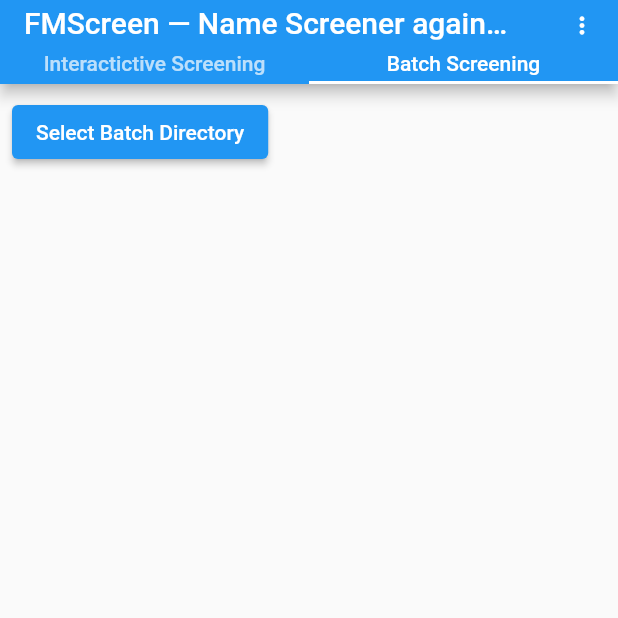
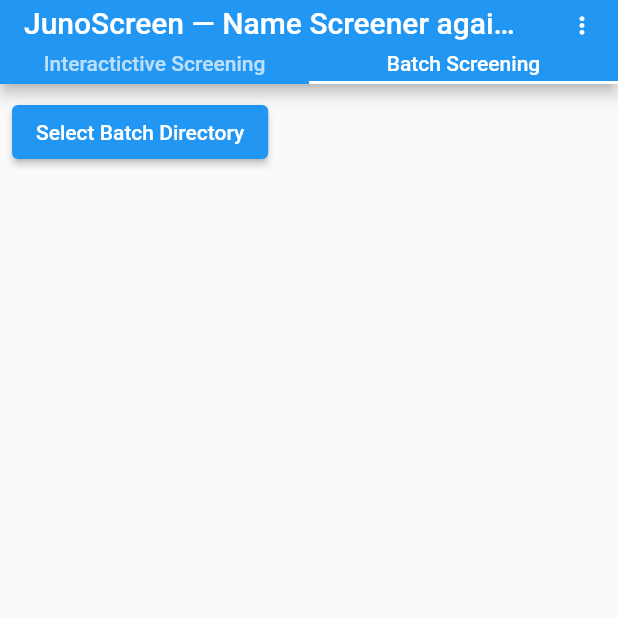
Before and after one commit to Cat-sushi/fmscreen_flutter, a Flutter app: the screen it shows after launch, tab 2 chosen, on a phone screen of 412 x 824 dp, the top half of it. Run offline on Flutter 3.47's test engine with Material 2 defaults, Android fonts, the phone set to English and light mode, and no system bars; drawn by our look-alikes of scrollable_positioned_list; our stand-ins replace flutter_markdown, flutter_riverpod; missing offline and left inert: dart:html, file_system_access_api, fmscreen, input_history_text_field, json2yaml, window_location_href.

Commit message:
Change application name

```diff
--- a/lib/main.dart
+++ b/lib/main.dart
@@ -35,7 +35,7 @@ class MyApp extends StatelessWidget {
   @override
   Widget build(BuildContext context) {
     return MaterialApp(
-      title: 'FMScreen',
+      title: 'JunoScreen',
       theme: ThemeData(
         primarySwatch: Colors.blue,
       ),
@@ -59,7 +59,7 @@ class MyAppHome extends StatelessWidget {
               child: AppBar(
                 toolbarHeight: 32,
                 title: const Text(
-                    'FMScreen ― Name Screener against Denial Lists with Fuzzy Matcing ―'),
+                    'JunoScreen ― Name Screener against Denial Lists with Fuzzy Matcing ―'),
                 actionsIconTheme: const IconThemeData(color: Colors.white),
                 actions: const [MoreMenueWidiget()],
                 bottom: const TabBar(
```
Also changed, not shown: 2 other files.
